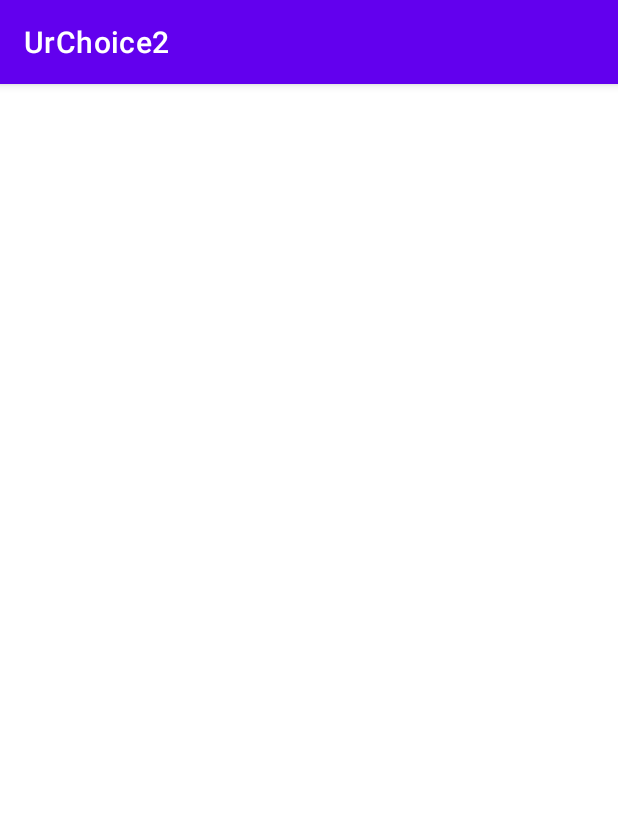
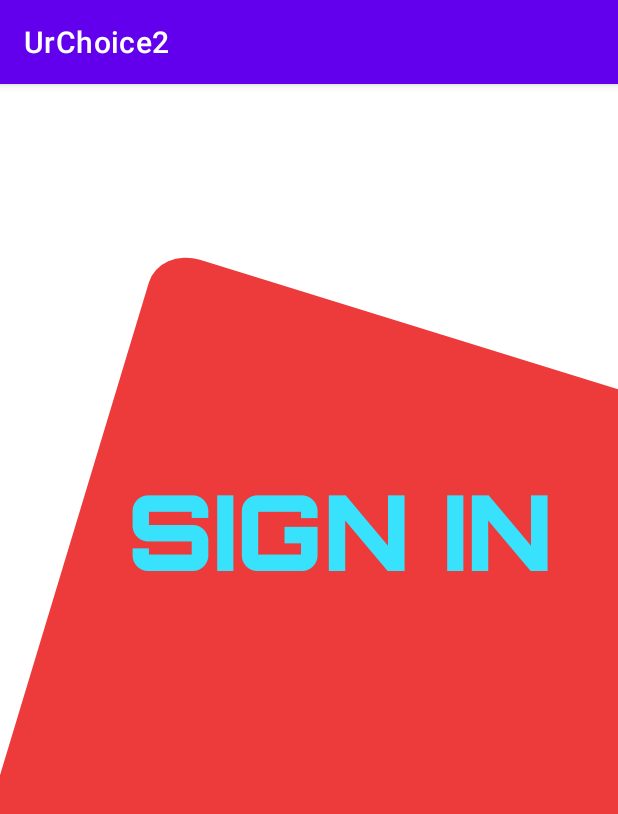
Before and after one commit to serijio/UrChoice, an Android app: the RegisterScreen screen opened directly, with no data from a screen before it, on a phone screen of 412 x 824 dp. Shown: the top 814 px of the screen. Run offline under Robolectric (Android 15) with nearby library versions, the phone set to English and light mode, and no system bars.

Commit message:
ultimos cambios de hoy juju
tengo sueño

```diff
--- a/Intento2/app/src/main/res/layout/a4_activity_register_screen.xml
+++ b/Intento2/app/src/main/res/layout/a4_activity_register_screen.xml
@@ -7,41 +7,63 @@
     tools:context=".Screens_activities.RegisterScreen">
 
 
+    <ImageView
+        android:layout_width="0dp"
+        android:layout_height="0dp"
+        app:layout_constraintTop_toBottomOf="@id/h500"
+        app:layout_constraintBottom_toBottomOf="parent"
+        app:layout_constraintStart_toStartOf="parent"
+        app:layout_constraintEnd_toEndOf="parent"
+        android:scaleType="fitXY"
+        android:src="@drawable/rojo_register" />
+
+    <TextView
+        android:layout_width="0dp"
+        android:layout_height="0dp"
+        app:layout_constraintTop_toBottomOf="@id/h501"
+        app:layout_constraintBottom_toTopOf="@id/h502"
+        app:layout_constraintStart_toEndOf="@id/v500"
+        app:layout_constraintEnd_toStartOf="@id/v501"
+        android:text="@string/sign"
+        style="@style/SignUpStyle" />
+
     <!--Constraints horizontales-->
     <androidx.constraintlayout.widget.Guideline
         android:id="@+id/h500"
         android:layout_width="wrap_content"
         android:layout_height="wrap_content"
         android:orientation="horizontal"
-        app:layout_constraintGuide_percent="0.25" />
+        app:layout_constraintGuide_percent="0.15" />
 
     <androidx.constraintlayout.widget.Guideline
         android:id="@+id/h501"
         android:layout_width="wrap_content"
         android:layout_height="wrap_content"
         android:orientation="horizontal"
-        app:layout_constraintGuide_percent="0.25" />
+        app:layout_constraintGuide_percent="0.33" />
 
     <androidx.constraintlayout.widget.Guideline
         android:id="@+id/h502"
         android:layout_width="wrap_content"
         android:layout_height="wrap_content"
         android:orientation="horizontal"
-        app:layout_constraintGuide_percent="0.25" />
+        app:layout_constraintGuide_percent="0.43" />
 
     <androidx.constraintlayout.widget.Guideline
         android:id="@+id/h503"
         android:layout_width="wrap_content"
         android:layout_height="wrap_content"
         android:orientation="horizontal"
-        app:layout_constraintGuide_percent="0.25" />
+        app:layout_constraintGuide_percent="0.5" />
 
     <androidx.constraintlayout.widget.Guideline
         android:id="@+id/h504"
         android:layout_width="wrap_content"
         android:layout_height="wrap_content"
         android:orientation="horizontal"
-        app:layout_constraintGuide_percent="0.25" />
+        app:layout_constraintGuide_percent="0.57" />
+
+    <!--valorar si cada cuadro de google necesita 2 guidelines o va unido al anterior-->
 
     <androidx.constraintlayout.widget.Guideline
         android:id="@+id/h505"
@@ -120,14 +142,14 @@
         android:layout_width="wrap_content"
         android:layout_height="wrap_content"
         android:orientation="vertical"
-        app:layout_constraintGuide_percent="0.1" />
+        app:layout_constraintGuide_percent="0.2" />
 
     <androidx.constraintlayout.widget.Guideline
         android:id="@+id/v501"
         android:layout_width="wrap_content"
         android:layout_height="wrap_content"
         android:orientation="vertical"
-        app:layout_constraintGuide_percent="0.1" />
+        app:layout_constraintGuide_percent="0.9" />
 
     <androidx.constraintlayout.widget.Guideline
         android:id="@+id/v502"
--- a/Intento2/app/src/main/res/values/colors.xml
+++ b/Intento2/app/src/main/res/values/colors.xml
@@ -7,4 +7,6 @@
     <color name="teal_700">#FF018786</color>
     <color name="black">#FF000000</color>
     <color name="white">#FFFFFFFF</color>
+    <color name="red">#ED3B3B</color>
+    <color name="blue">#38E1FC</color>
 </resources>
--- /dev/null
+++ b/Intento2/app/src/main/res/values/styles.xml
@@ -0,0 +1,19 @@
+<?xml version="1.0" encoding="utf-8"?>
+<resources xmlns:android="http://schemas.android.com/apk/res/android"
+    xmlns:app="http://schemas.android.com/apk/res-auto">
+
+    <style name="SignUpStyle">
+        <item name="android:textSize">70sp</item>
+        <item name="android:textColor">@color/blue</item>
+        <item name="fontFamily">@font/orbiblack</item>
+        <item name="android:textAlignment">center</item>
+    </style>
+
+    <style name="LoginStyle">
+        <item name="android:textSize">70sp</item>
+        <item name="android:textColor">@color/red</item>
+        <item name="fontFamily">@font/orbiblack</item>
+        <item name="android:textAlignment">center</item>
+    </style>
+
+</resources>
```
Also changed, not shown: Intento2/app/src/main/res/layout/a3_activity_login_screen.xml (+14 -4 lines), Intento2/app/src/main/res/values/strings.xml (+14 -0 lines).
